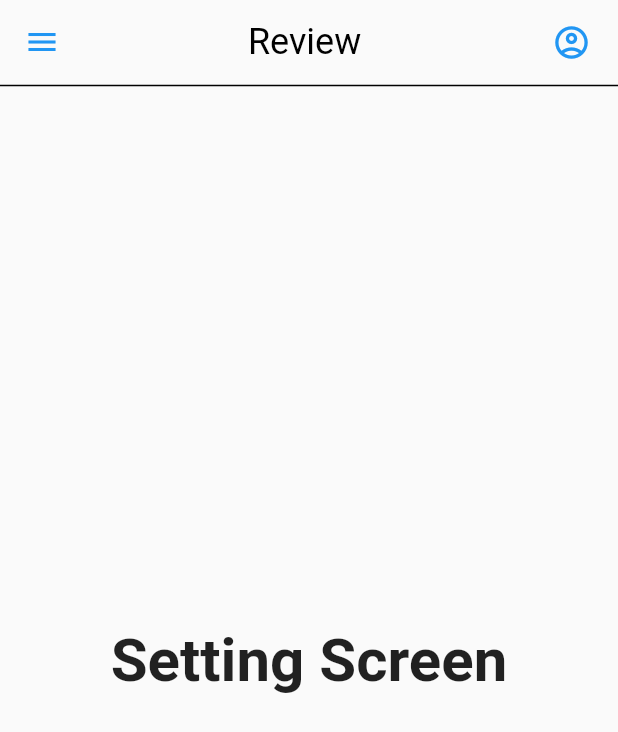
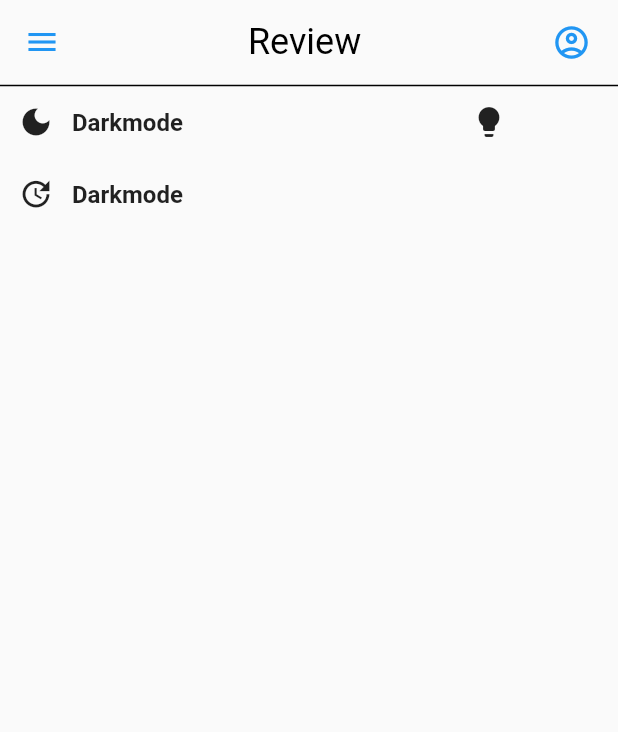
Before and after one commit to BrwaCs/elibrary, a Flutter app: the Setting screen opened directly, on a phone screen of 412 x 824 dp. Shown: the top 732 px of the screen. Run offline on Flutter 3.47's test engine with Material 2 defaults, Android fonts, the phone set to English and light mode, and no system bars; our stand-ins replace get.

Commit message:
create setting page

```diff
--- a/lib/Screens/pages/setting.dart
+++ b/lib/Screens/pages/setting.dart
@@ -1,7 +1,9 @@
 import 'package:elibrary/Screens/pages/profile.dart';
+import 'package:elibrary/main.dart';
 import 'package:flutter/material.dart';
 import 'package:flutter/src/foundation/key.dart';
 import 'package:flutter/src/widgets/framework.dart';
+import 'package:get/get.dart';
 
 class Setting extends StatefulWidget {
   const Setting({Key? key}) : super(key: key);
@@ -15,6 +17,7 @@ class _SettingState extends State<Setting> {
   Widget build(BuildContext context) {
     return Scaffold(
      appBar: AppBar(
+
           backgroundColor:Colors.transparent,
           elevation:0,
         title: Text(
@@ -120,13 +123,50 @@ bottom: PreferredSize(
           ]
         ),
       ),
-      body: Center(
-        child: Text(
-          "Setting Screen",
-          style: TextStyle(
-            fontSize:40,
-            fontWeight:FontWeight.bold),
-           ),
+      body:Column(
+        children: [
+          Padding(
+            padding: const EdgeInsets.all(0.0),
+            child: Row(
+              mainAxisAlignment:MainAxisAlignment.start,
+              children: [
+
+                IconButton(onPressed: (){}, icon:Icon(Icons.dark_mode)),
+                  Text("Darkmode",
+                  style:TextStyle(
+                    fontSize:16,
+                    fontWeight: FontWeight.bold
+                  ) ,
+                  ),
+            Padding(
+              padding: const EdgeInsets.only(left:180.0),
+              child: IconButton(
+                icon: const Icon(Icons.lightbulb),
+                onPressed: () {
+                  Get.isDarkMode
+                      ? Get.changeTheme(ThemeData.light())
+                      : Get.changeTheme(ThemeData.dark());
+                }),
+            )
+        ],
+
+            ),
+          ),
+          Row(
+            children: [
+
+              IconButton(
+                onPressed: (){},
+               icon: Icon(Icons.update)
+               ), Text("Darkmode",
+                  style:TextStyle(
+                    fontSize:16,
+                    fontWeight: FontWeight.bold
+                  ) ,
+                  ),
+            ],
+          )
+        ],
       )
     );
   }
--- a/pubspec.yaml
+++ b/pubspec.yaml
@@ -36,6 +36,8 @@ dependencies:
   # The following adds the Cupertino Icons font to your application.
   # Use with the CupertinoIcons class for iOS style icons.
   cupertino_icons: ^1.0.2
+  get: ^4.6.5
+
 
 
 dev_dependencies:
```
Also changed, not shown: lib/main.dart (+15 -1 lines), pubspec.lock.
